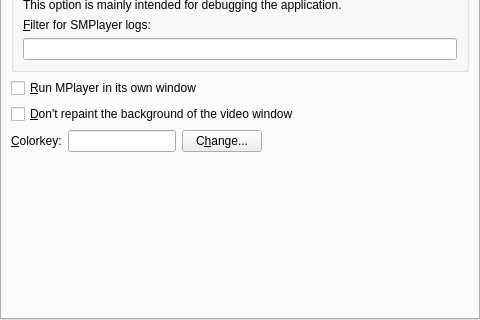
wilbert2000/wzplayer, file src/prefadvanced.ui: the form before one commit; both pictures show x 0 to 480 and y 209 to 529 of the 480 by 529 pixel window.
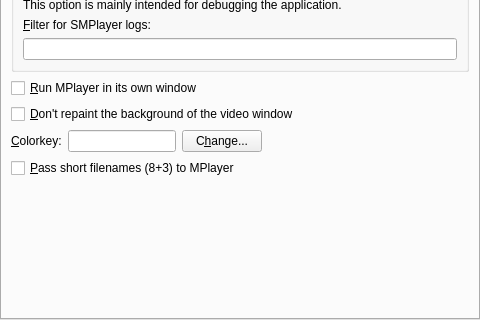
The form after the commit. Icons and pictures are not drawn. Custom widgets are drawn as their Qt base class.

Commit message: Added an option in Preferences->Advanced to enable easily the use_short_pathnames option

What changed in the file:
```diff
--- a/src/prefadvanced.ui
+++ b/src/prefadvanced.ui
@@ -261,6 +261,13 @@
          </item>
         </layout>
        </item>
+       <item>
+        <widget class="QCheckBox" name="shortnames_check" >
+         <property name="text" >
+          <string>&amp;Pass short filenames (8+3) to MPlayer</string>
+         </property>
+        </widget>
+       </item>
        <item>
         <spacer>
          <property name="orientation" >
```
The commit also changes 5 other files.
